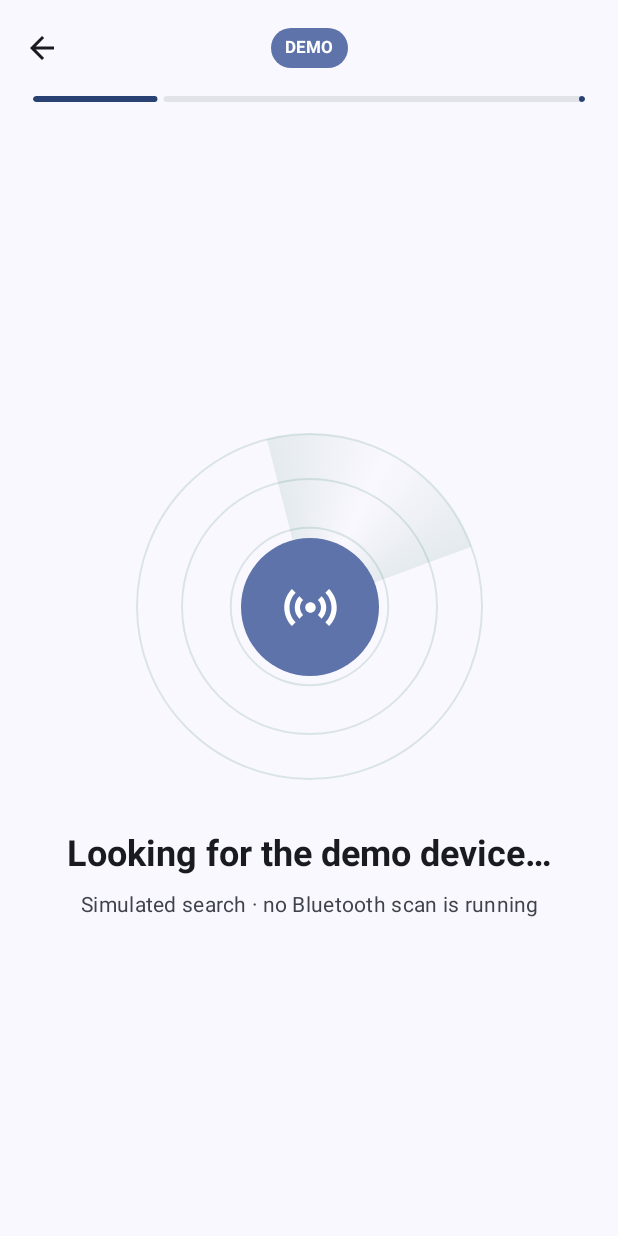
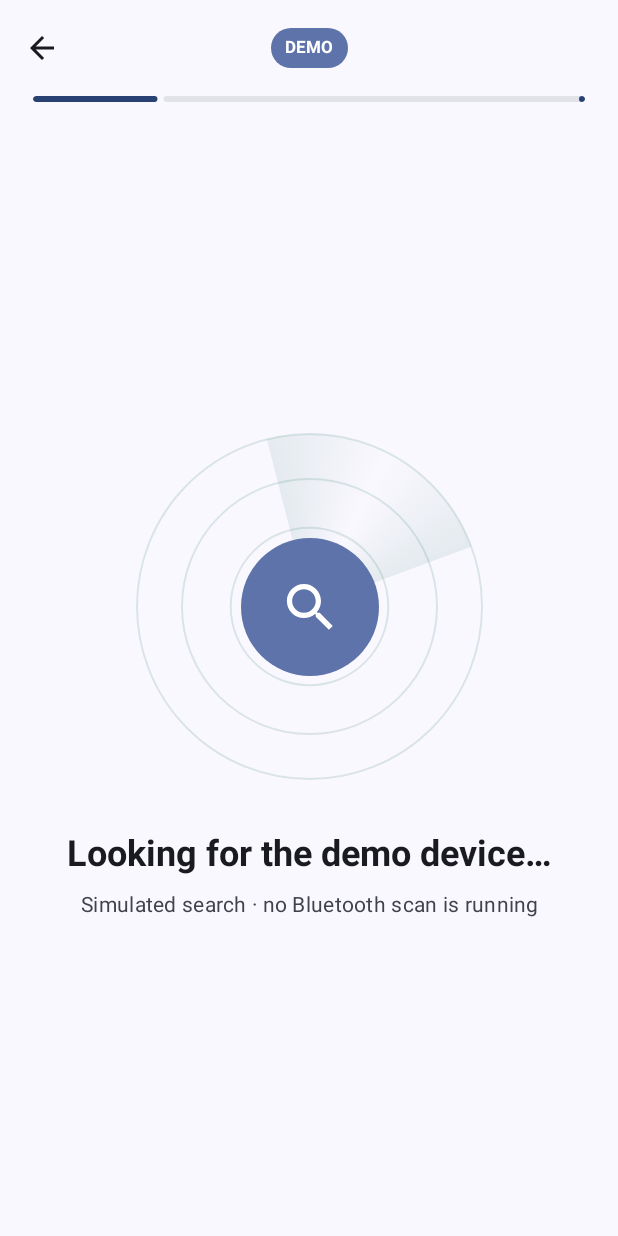
Before and after one commit to Burak8159/golden-retina, an Android app built with Jetpack Compose: the screen it shows after launch (MainActivity), after a tap on "Start the demo", on a phone screen of 412 x 824 dp. Run offline under Robolectric (Android 15) with nearby library versions, the phone set to English and light mode, and no system bars; libraries missing offline, so code that uses them is left out: ai.onnxruntime; 1 other tap on this screen came first.

Commit message:
Model goggles button scan trigger and stabilize Android builds

```diff
--- a/android/app/build.gradle.kts
+++ b/android/app/build.gradle.kts
@@ -29,7 +29,7 @@ dependencies {
     implementation("androidx.compose.ui:ui")
     implementation("androidx.compose.ui:ui-tooling-preview")
     implementation("androidx.compose.material3:material3")
-    implementation("androidx.compose.material:material-icons-extended")
+    implementation("androidx.compose.material:material-icons-core")
     implementation("androidx.compose.animation:animation")
     implementation("com.microsoft.onnxruntime:onnxruntime-android:1.24.2")
     debugImplementation("androidx.compose.ui:ui-tooling")
--- a/android/app/src/main/java/org/goldenhorn8159/goldenretina/MainActivity.kt
+++ b/android/app/src/main/java/org/goldenhorn8159/goldenretina/MainActivity.kt
@@ -51,9 +51,6 @@ import androidx.compose.material.icons.filled.Lock
 import androidx.compose.material.icons.filled.PlayArrow
 import androidx.compose.material.icons.filled.Refresh
 import androidx.compose.material.icons.filled.Search
-import androidx.compose.material.icons.filled.Security
-import androidx.compose.material.icons.filled.Sensors
-import androidx.compose.material.icons.filled.Visibility
 import androidx.compose.material3.Button
 import androidx.compose.material3.Card
 import androidx.compose.material3.CardDefaults
@@ -242,7 +239,7 @@ private fun HomeScreen(modifier: Modifier = Modifier, onStartDemo: () -> Unit) {
                     modifier = Modifier.fillMaxWidth(),
                 ) {
                     Row(Modifier.fillMaxWidth().padding(18.dp), verticalAlignment = Alignment.CenterVertically, horizontalArrangement = Arrangement.spacedBy(14.dp)) {
-                        Icon(Icons.Filled.Visibility, contentDescription = null, tint = MaterialTheme.colorScheme.onSurfaceVariant, modifier = Modifier.size(30.dp))
+                        Icon(Icons.Filled.Search, contentDescription = null, tint = MaterialTheme.colorScheme.onSurfaceVariant, modifier = Modifier.size(30.dp))
                         Column(Modifier.weight(1f), verticalArrangement = Arrangement.spacedBy(4.dp)) {
                             Text("Connect goggles", style = MaterialTheme.typography.titleMedium, fontWeight = FontWeight.Bold)
                             Text("Hardware pairing is unavailable", style = MaterialTheme.typography.bodyMedium, color = MaterialTheme.colorScheme.onSurfaceVariant)
@@ -256,7 +253,7 @@ private fun HomeScreen(modifier: Modifier = Modifier, onStartDemo: () -> Unit) {
                     }
                 }
                 Row(horizontalArrangement = Arrangement.spacedBy(10.dp), verticalAlignment = Alignment.Top, modifier = Modifier.padding(bottom = 10.dp)) {
-                    Icon(Icons.Filled.Security, contentDescription = null, tint = MaterialTheme.colorScheme.primary)
+                    Icon(Icons.Filled.Lock, contentDescription = null, tint = MaterialTheme.colorScheme.primary)
                     Text("Demo only · No image is captured, no AI runs, and no health result is produced.", style = MaterialTheme.typography.bodySmall, color = MaterialTheme.colorScheme.onSurfaceVariant)
                 }
             }
@@ -319,9 +316,9 @@ private fun AboutScreen(modifier: Modifier = Modifier) {
                 Column(Modifier.padding(18.dp), verticalArrangement = Arrangement.spacedBy(14.dp)) {
                     Text("About this demo", style = MaterialTheme.typography.titleMedium, fontWeight = FontWeight.Bold)
                     AboutFact("Every scan and result is simulated", Icons.Filled.PlayArrow)
-                    AboutFact("No camera images are collected", Icons.Filled.Visibility)
+                    AboutFact("No camera images are collected", Icons.Filled.Lock)
                     AboutFact("No goggles or Bluetooth are active", Icons.Filled.Lock)
-                    AboutFact("Not a medical device or diagnosis", Icons.Filled.Security)
+                    AboutFact("Not a medical device or diagnosis", Icons.Filled.Info)
                 }
             }
             Card(shape = RoundedCornerShape(24.dp), colors = CardDefaults.cardColors(containerColor = MaterialTheme.colorScheme.surfaceContainerLow)) {
@@ -481,7 +478,6 @@ private fun DemoExperience(onExit: () -> Unit) {
     LaunchedEffect(phase) {
         when (phase) {
             DemoPhase.SEARCHING -> { delay(2200); phaseName = DemoPhase.CONNECTED.name }
-            DemoPhase.CONNECTED -> { delay(1400); phaseName = DemoPhase.RIGHT_SCAN.name }
             DemoPhase.RIGHT_SCAN -> { delay(3600); phaseName = DemoPhase.RIGHT_DONE.name }
             DemoPhase.RIGHT_DONE -> { delay(1100); phaseName = DemoPhase.LEFT_SCAN.name }
             DemoPhase.LEFT_SCAN -> { delay(3600); phaseName = DemoPhase.LEFT_DONE.name }
@@ -514,7 +510,7 @@ private fun DemoExperience(onExit: () -> Unit) {
                 when (target) {
                     DemoPhase.WELCOME -> DemoWelcome { phaseName = DemoPhase.SEARCHING.name }
                     DemoPhase.SEARCHING -> DeviceSearch()
-                    DemoPhase.CONNECTED -> DeviceConnected()
+                    DemoPhase.CONNECTED -> DeviceConnected { phaseName = DemoPhase.RIGHT_SCAN.name }
                     DemoPhase.RIGHT_SCAN -> EyeScan("Right", progress)
                     DemoPhase.RIGHT_DONE -> EyeCaptured("Right", "Starting the left-eye scan automatically…")
                     DemoPhase.LEFT_SCAN -> EyeScan("Left", progress)
@@ -545,8 +541,8 @@ private fun DemoWelcome(onStart: () -> Unit) {
         Column(horizontalAlignment = Alignment.CenterHorizontally, verticalArrangement = Arrangement.spacedBy(18.dp)) {
             RetinaArtwork(Modifier.size(190.dp).clip(CircleShape))
             Text("See how a scan could work", style = MaterialTheme.typography.headlineMedium, textAlign = TextAlign.Center, fontWeight = FontWeight.Bold)
-            Text("This guided simulation shows device setup, a scan of each eye, and an example summary.", style = MaterialTheme.typography.bodyLarge, textAlign = TextAlign.Center, color = MaterialTheme.colorScheme.onSurfaceVariant)
-            AboutFact("No camera or goggles are used", Icons.Filled.Visibility)
+            Text("This guided simulation shows device setup, a goggles-button press, both eye scans, and an example summary.", style = MaterialTheme.typography.bodyLarge, textAlign = TextAlign.Center, color = MaterialTheme.colorScheme.onSurfaceVariant)
+            AboutFact("No camera or goggles are used", Icons.Filled.Info)
         }
         Button(onClick = onStart, modifier = Modifier.fillMaxWidth().heightIn(min = 54.dp), shape = RoundedCornerShape(18.dp)) { Text("Start the demo", style = MaterialTheme.typography.titleMedium) }
     }
@@ -566,7 +562,7 @@ private fun DeviceSearch() {
                 }
             }
             Surface(Modifier.size(92.dp), shape = CircleShape, color = MaterialTheme.colorScheme.primaryContainer) {
-                Box(contentAlignment = Alignment.Center) { Icon(Icons.Filled.Sensors, contentDescription = null, tint = MaterialTheme.colorScheme.onPrimaryContainer, modifier = Modifier.size(42.dp)) }
+                Box(contentAlignment = Alignment.Center) { Icon(Icons.Filled.Search, contentDescription = null, tint = MaterialTheme.colorScheme.onPrimaryContainer, modifier = Modifier.size(42.dp)) }
             }
         }
         Spacer(Modifier.height(24.dp))
@@ -577,13 +573,21 @@ private fun DeviceSearch() {
 }
 
 @Composable
-private fun DeviceConnected() {
-    Column(Modifier.fillMaxSize(), horizontalAlignment = Alignment.CenterHorizontally, verticalArrangement = Arrangement.Center) {
+private fun DeviceConnected(onButtonPress: () -> Unit) {
+    Column(Modifier.fillMaxSize().padding(vertical = 24.dp), horizontalAlignment = Alignment.CenterHorizontally, verticalArrangement = Arrangement.Center) {
         Icon(Icons.Filled.CheckCircle, contentDescription = null, tint = MaterialTheme.colorScheme.primary, modifier = Modifier.size(72.dp))
         Spacer(Modifier.height(20.dp))
         Text("Demo goggles connected", style = MaterialTheme.typography.headlineSmall, fontWeight = FontWeight.Bold, textAlign = TextAlign.Center)
         Spacer(Modifier.height(8.dp))
-        Text("This connection is simulated. No real hardware was found or paired.", style = MaterialTheme.typography.bodyLarge, textAlign = TextAlign.Center, color = MaterialTheme.colorScheme.onSurfaceVariant)
+        Text("In the real product, press the button on the goggles to begin. Tap below to simulate that press.", style = MaterialTheme.typography.bodyLarge, textAlign = TextAlign.Center, color = MaterialTheme.colorScheme.onSurfaceVariant)
+        Spacer(Modifier.height(28.dp))
+        Button(onClick = onButtonPress, modifier = Modifier.fillMaxWidth().heightIn(min = 56.dp), shape = RoundedCornerShape(18.dp)) {
+            Icon(Icons.Filled.PlayArrow, contentDescription = null)
+            Spacer(Modifier.width(8.dp))
+            Text("Simulate goggles button press", style = MaterialTheme.typography.titleMedium)
+        }
+        Spacer(Modifier.height(10.dp))
+        Text("Demo interaction · no goggles are connected", style = MaterialTheme.typography.bodySmall, textAlign = TextAlign.Center, color = MaterialTheme.colorScheme.onSurfaceVariant)
     }
 }
 
@@ -595,7 +599,7 @@ private fun EyeScan(eye: String, progress: Float) {
             Spacer(Modifier.weight(1f))
             Surface(shape = CircleShape, color = MaterialTheme.colorScheme.secondaryContainer) {
                 Row(Modifier.padding(horizontal = 12.dp, vertical = 8.dp), verticalAlignment = Alignment.CenterVertically, horizontalArrangement = Arrangement.spacedBy(6.dp)) {
-                    Icon(Icons.Filled.Visibility, contentDescription = null, modifier = Modifier.size(18.dp), tint = MaterialTheme.colorScheme.onSecondaryContainer)
+                    Icon(Icons.Filled.Search, contentDescription = null, modifier = Modifier.size(18.dp), tint = MaterialTheme.colorScheme.onSecondaryContainer)
                     Text("$eye eye", style = MaterialTheme.typography.labelLarge, color = MaterialTheme.colorScheme.onSecondaryContainer)
                 }
             }
@@ -699,7 +703,7 @@ private fun DemoResults(onReplay: () -> Unit, onDone: () -> Unit) {
                     HorizontalDivider()
                     conditions.forEachIndexed { index, condition ->
                         Row(verticalAlignment = Alignment.Top, horizontalArrangement = Arrangement.spacedBy(10.dp)) {
-                            Icon(Icons.Filled.Visibility, contentDescription = null, tint = MaterialTheme.colorScheme.primary, modifier = Modifier.size(20.dp))
+                            Icon(Icons.Filled.Search, contentDescription = null, tint = MaterialTheme.colorScheme.primary, modifier = Modifier.size(20.dp))
                             Column(Modifier.weight(1f), verticalArrangement = Arrangement.spacedBy(4.dp)) {
                                 Text(condition, style = MaterialTheme.typography.bodyMedium, fontWeight = FontWeight.SemiBold)
                                 Text("Right eye · Not analyzed     Left eye · Not analyzed", style = MaterialTheme.typography.bodySmall, color = MaterialTheme.colorScheme.onSurfaceVariant)
@@ -712,7 +716,7 @@ private fun DemoResults(onReplay: () -> Unit, onDone: () -> Unit) {
                     Text("No disease or eye image is analyzed in this demo. These rows are placeholders, not predictions, probabilities, or medical advice.", style = MaterialTheme.typography.bodyMedium, fontWeight = FontWeight.Medium)
                 }
             }
-            AboutFact("No image from you was captured or analyzed", Icons.Filled.Security)
+            AboutFact("No image from you was captured or analyzed", Icons.Filled.Lock)
             Row(horizontalArrangement = Arrangement.spacedBy(12.dp)) {
                 OutlinedAction("Replay demo", Icons.Filled.Refresh, onReplay, Modifier.weight(1f))
                 Button(onClick = onDone, modifier = Modifier.weight(1f).heightIn(min = 52.dp), shape = RoundedCornerShape(16.dp)) { Text("Done") }
--- a/android/gradle.properties
+++ b/android/gradle.properties
@@ -1,4 +1,6 @@
-org.gradle.jvmargs=-Xmx3g -Dfile.encoding=UTF-8
-org.gradle.parallel=true
+org.gradle.jvmargs=-Xmx2g -Dfile.encoding=UTF-8
+org.gradle.parallel=false
+org.gradle.workers.max=2
+kotlin.compiler.execution.strategy=in-process
 android.useAndroidX=true
 kotlin.code.style=official
```
Also changed, not shown: 3 other files.
